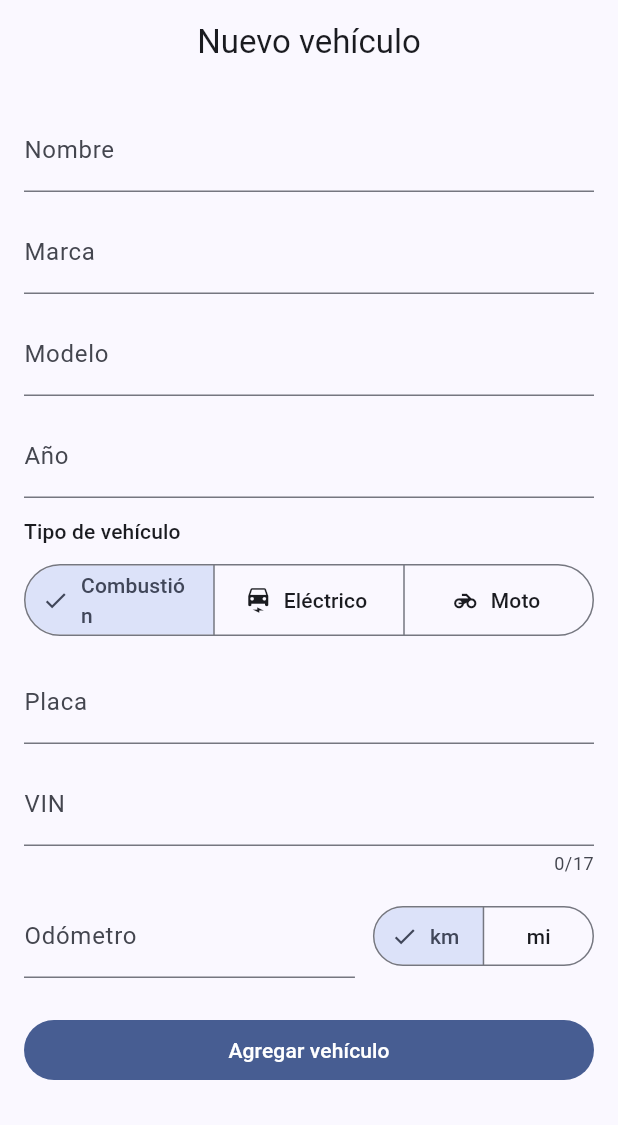
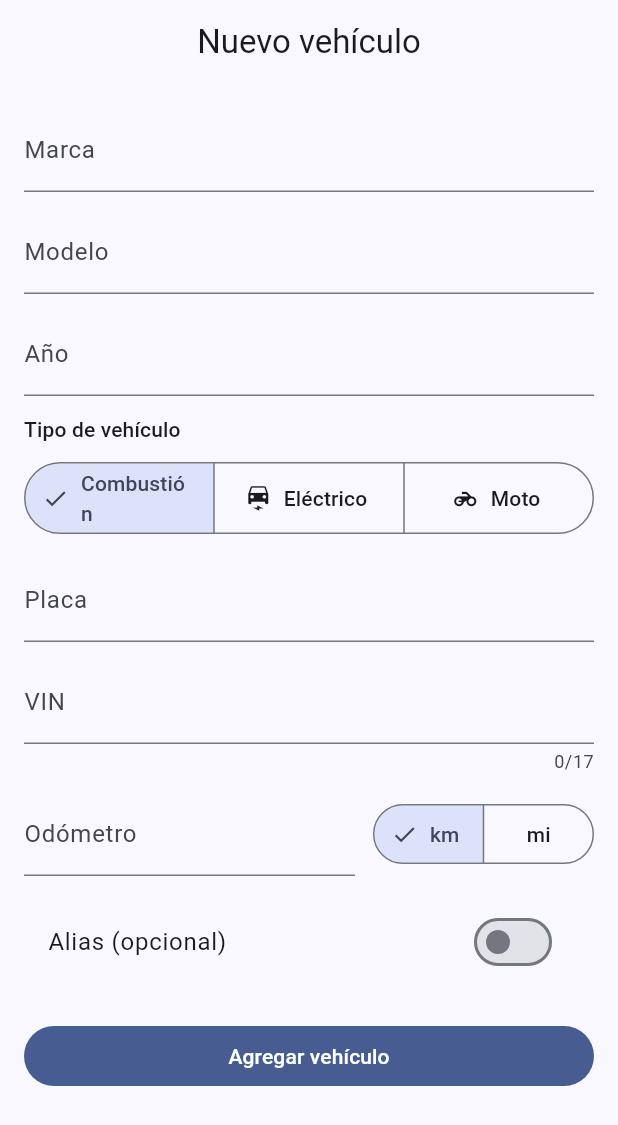
Before and after one commit to abrahdev/karter, a Flutter app: the VehicleFormPage screen opened by its route, on a phone screen of 412 x 824 dp. Shown: the top 1125 px of the screen. Run offline on Flutter 3.47's test engine with Material 3 defaults, Android fonts, the phone set to English and light mode, and no system bars; our stand-ins replace drift, flutter_riverpod, go_router; accounts and stored records are empty; generated files the repository leaves out were written again.

Commit message:
feat(vehicle): remove name field, add composite identifier and alias; add register button per interval card
- Remove Vehicle.name field, display composite brand+model+year as identifier
- Add optional Vehicle.alias field (togglable section in form, shown as displayName)
- Bump DB schema to v3 with alias column
- VehicleCard: title shows displayName (alias or composite)
- VehicleDetailPage: title and heading use displayName, subtitle shows composite when alias set
- MaintenanceLogFormPage: auto-fill odometer from vehicle; accept initialDescription and initialIntervalId
- Add 'Registrar' button on each interval card in VehicleDetailPage, navigates with pre-filled data
- Pass extra params through GoRouter route for maintenance/new

```diff
--- a/mobile/lib/core/database/app_database.dart
+++ b/mobile/lib/core/database/app_database.dart
@@ -10,7 +10,8 @@ part 'app_database.g.dart';
 @DataClassName('VehicleEntry')
 class Vehicles extends Table {
   TextColumn get id => text()();
-  TextColumn get name => text()();
+  TextColumn get name => text().withDefault(const Constant(''))();
+  TextColumn get alias => text().nullable()();
   TextColumn get brand => text()();
   TextColumn get model => text()();
   IntColumn get year => integer()();
@@ -97,7 +98,7 @@ class AppDatabase extends _$AppDatabase {
   AppDatabase() : super(_openConnection());
 
   @override
-  int get schemaVersion => 2;
+  int get schemaVersion => 3;
 
   @override
   MigrationStrategy get migration {
@@ -110,6 +111,9 @@ class AppDatabase extends _$AppDatabase {
           await m.addColumn(fuelLogs, fuelLogs.pricePerUnit);
           await m.addColumn(maintenanceLogs, maintenanceLogs.odometerAtService);
           await m.createTable(maintenanceIntervals);
+        }
+        if (from < 3) {
+          await m.addColumn(vehicles, vehicles.alias);
         }
       },
     );
--- a/mobile/lib/data/repositories/vehicle_repository_impl.dart
+++ b/mobile/lib/data/repositories/vehicle_repository_impl.dart
@@ -65,10 +65,10 @@ class VehicleRepositoryImpl implements VehicleRepository {
   Vehicle _toEntity(VehicleEntry entry) {
     return Vehicle(
       id: entry.id,
-      name: entry.name,
       brand: entry.brand,
       model: entry.model,
       year: entry.year,
+      alias: entry.alias,
       createdAt: entry.createdAt,
       isSynced: entry.isSynced,
       plate: Plate(entry.plate),
@@ -84,10 +84,10 @@ class VehicleRepositoryImpl implements VehicleRepository {
   VehiclesCompanion _toEntry(Vehicle vehicle) {
     return VehiclesCompanion(
       id: drift.Value(vehicle.id),
-      name: drift.Value(vehicle.name),
       brand: drift.Value(vehicle.brand),
       model: drift.Value(vehicle.model),
       year: drift.Value(vehicle.year),
+      alias: drift.Value(vehicle.alias),
       plate: drift.Value(vehicle.plate.value),
       vin: drift.Value(vehicle.vin.code),
       odometerDistance: drift.Value(vehicle.currentOdometer.distance),
--- a/mobile/lib/domain/entities/vehicle.dart
+++ b/mobile/lib/domain/entities/vehicle.dart
@@ -5,10 +5,10 @@ import '../value_objects/odometer.dart';
 
 class Vehicle {
   final String id;
-  final String name;
   final String brand;
   final String model;
   final int year;
+  final String? alias;
   final DateTime createdAt;
   final bool isSynced;
   final VehicleType type;
@@ -19,7 +19,6 @@ class Vehicle {
 
   Vehicle({
     required this.id,
-    required this.name,
     required this.brand,
     required this.model,
     required this.year,
@@ -28,15 +27,21 @@ class Vehicle {
     required this.plate,
     required this.vin,
     required this.currentOdometer,
+    this.alias,
     this.type = VehicleType.combustion,
   });
 
+  String get displayName {
+    if (alias != null && alias!.isNotEmpty) return alias!;
+    return '$brand $model $year';
+  }
+
   Vehicle copyWith({
     String? id,
-    String? name,
     String? brand,
     String? model,
     int? year,
+    String? alias,
     DateTime? createdAt,
     bool? isSynced,
     Plate? plate,
@@ -46,10 +51,10 @@ class Vehicle {
   }) {
     return Vehicle(
       id: id ?? this.id,
-      name: name ?? this.name,
       brand: brand ?? this.brand,
       model: model ?? this.model,
       year: year ?? this.year,
+      alias: alias ?? this.alias,
       createdAt: createdAt ?? this.createdAt,
       isSynced: isSynced ?? this.isSynced,
       plate: plate ?? this.plate,
--- a/mobile/lib/presentation/pages/vehicle_form_page.dart
+++ b/mobile/lib/presentation/pages/vehicle_form_page.dart
@@ -21,18 +21,19 @@ class VehicleFormPage extends ConsumerStatefulWidget {
 
 class _VehicleFormPageState extends ConsumerState<VehicleFormPage> {
   final _formKey = GlobalKey<FormState>();
-  final _nameController = TextEditingController();
   final _brandController = TextEditingController();
   final _modelController = TextEditingController();
   final _yearController = TextEditingController();
   final _plateController = TextEditingController();
   final _vinController = TextEditingController();
   final _odometerController = TextEditingController();
+  final _aliasController = TextEditingController();
 
   DistanceUnit _odometerUnit = DistanceUnit.kilometers;
   VehicleType _vehicleType = VehicleType.combustion;
   bool _isLoading = false;
   bool _isEditing = false;
+  bool _showAlias = false;
 
   @override
   void initState() {
@@ -47,7 +48,6 @@ class _VehicleFormPageState extends ConsumerState<VehicleFormPage> {
     final vehicle =
         await ref.read(vehicleProvider(widget.vehicleId!).future);
     if (vehicle != null && mounted) {
-      _nameController.text = vehicle.name;
       _brandController.text = vehicle.brand;
       _modelController.text = vehicle.model;
       _yearController.text = vehicle.year.toString();
@@ -57,18 +57,22 @@ class _VehicleFormPageState extends ConsumerState<VehicleFormPage> {
           vehicle.currentOdometer.distance.toStringAsFixed(0);
       _odometerUnit = vehicle.currentOdometer.unit;
       _vehicleType = vehicle.type;
+      if (vehicle.alias != null && vehicle.alias!.isNotEmpty) {
+        _showAlias = true;
+        _aliasController.text = vehicle.alias!;
+      }
     }
   }
 
   @override
   void dispose() {
-    _nameController.dispose();
     _brandController.dispose();
     _modelController.dispose();
     _yearController.dispose();
     _plateController.dispose();
     _vinController.dispose();
     _odometerController.dispose();
+    _aliasController.dispose();
     super.dispose();
   }
 
@@ -81,10 +85,10 @@ class _VehicleFormPageState extends ConsumerState<VehicleFormPage> {
       final id = _isEditing ? widget.vehicleId! : uuid.v4();
       final vehicle = Vehicle(
         id: id,
-        name: _nameController.text.trim(),
         brand: _brandController.text.trim(),
         model: _modelController.text.trim(),
         year: int.parse(_yearController.text.trim()),
+        alias: _showAlias ? _aliasController.text.trim() : null,
         createdAt: DateTime.now(),
         isSynced: false,
         type: _vehicleType,
@@ -114,6 +118,10 @@ class _VehicleFormPageState extends ConsumerState<VehicleFormPage> {
 
   @override
   Widget build(BuildContext context) {
+    final composite = '${_brandController.text.trim()} '
+        '${_modelController.text.trim()} '
+        '${_yearController.text.trim()}'.trim();
+
     return Scaffold(
       appBar: AppBar(
         title: Text(_isEditing ? 'Editar vehículo' : 'Nuevo vehículo'),
@@ -123,13 +131,14 @@ class _VehicleFormPageState extends ConsumerState<VehicleFormPage> {
         child: ListView(
           padding: const EdgeInsets.all(16),
           children: [
-            TextFormField(
-              controller: _nameController,
-              decoration: const InputDecoration(labelText: 'Nombre'),
-              validator: (v) =>
-                  v == null || v.trim().isEmpty ? 'Requerido' : null,
-            ),
-            const SizedBox(height: 12),
+            if (composite.isNotEmpty)
+              Padding(
+                padding: const EdgeInsets.only(bottom: 16),
+                child: Text(
+                  composite,
+                  style: Theme.of(context).textTheme.titleMedium,
+                ),
+              ),
             TextFormField(
               controller: _brandController,
               decoration: const InputDecoration(labelText: 'Marca'),
@@ -229,6 +238,25 @@ class _VehicleFormPageState extends ConsumerState<VehicleFormPage> {
                 ),
               ],
             ),
+            const SizedBox(height: 16),
+            SwitchListTile(
+              title: const Text('Alias (opcional)'),
+              subtitle: _showAlias && _aliasController.text.isNotEmpty
+                  ? Text(_aliasController.text)
+                  : null,
+              value: _showAlias,
+              onChanged: (v) => setState(() => _showAlias = v),
+            ),
+            if (_showAlias) ...[
+              const SizedBox(height: 8),
+              TextFormField(
+                controller: _aliasController,
+                decoration: const InputDecoration(
+                  labelText: 'Alias',
+                  hintText: 'Ej: Mi nave, La bestia, etc.',
+                ),
+              ),
+            ],
             const SizedBox(height: 24),
             FilledButton(
               onPressed: _isLoading ? null : _save,
--- a/mobile/lib/presentation/widgets/vehicle_card.dart
+++ b/mobile/lib/presentation/widgets/vehicle_card.dart
@@ -30,9 +30,11 @@ class VehicleCard extends StatelessWidget {
             color: theme.colorScheme.onPrimaryContainer,
           ),
         ),
-        title: Text(vehicle.name),
+        title: Text(vehicle.displayName),
         subtitle: Text(
-          '${vehicle.brand} ${vehicle.model} ${vehicle.year}',
+          vehicle.alias != null && vehicle.alias!.isNotEmpty
+              ? '${vehicle.brand} ${vehicle.model} ${vehicle.year}'
+              : '${vehicle.currentOdometer.distance.toStringAsFixed(0)} ${vehicle.currentOdometer.unit.name == 'kilometers' ? 'km' : 'mi'}',
         ),
         trailing: Row(
           mainAxisSize: MainAxisSize.min,
```
Also changed, not shown: mobile/lib/main.dart (+14 -3 lines), mobile/lib/presentation/pages/maintenance_log_form_page.dart (+31 -1 lines), mobile/lib/presentation/pages/vehicle_detail_page.dart (+25 -11 lines), mobile/lib/core/database/app_database.g.dart, 2 other files.
